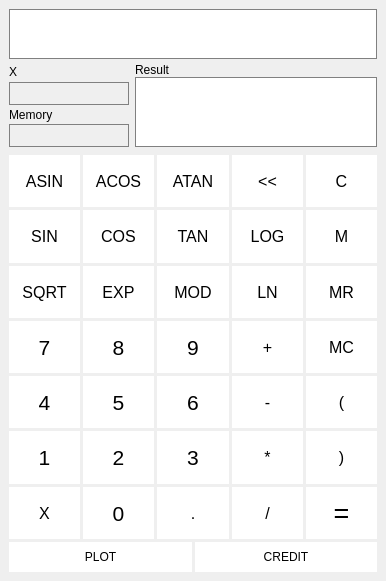
Before: the Qt Designer form gui/mainwindow.ui in lmsnsk/exchange_3, drawn with Qt 5.
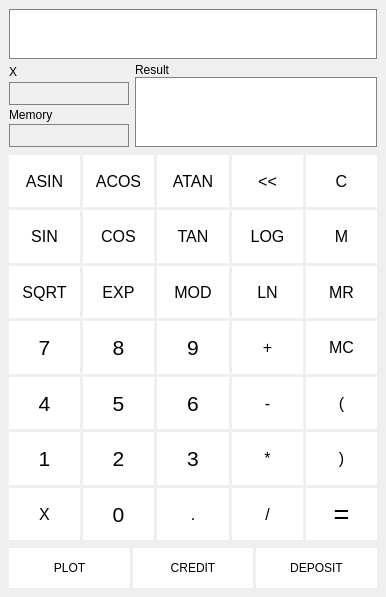
After: the same form once the commit is applied.

The edit to the form file:
```diff
--- a/gui/mainwindow.ui
+++ b/gui/mainwindow.ui
@@ -7,7 +7,7 @@
     <x>0</x>
     <y>0</y>
     <width>386</width>
-    <height>581</height>
+    <height>597</height>
    </rect>
   </property>
   <property name="minimumSize">
@@ -19,7 +19,7 @@
   <property name="maximumSize">
    <size>
     <width>16777215</width>
-    <height>581</height>
+    <height>600</height>
    </size>
   </property>
   <property name="windowTitle">
@@ -1507,6 +1507,22 @@
       </item>
      </layout>
     </item>
+    <item>
+     <spacer name="verticalSpacer_2">
+      <property name="orientation">
+       <enum>Qt::Vertical</enum>
+      </property>
+      <property name="sizeType">
+       <enum>QSizePolicy::Fixed</enum>
+      </property>
+      <property name="sizeHint" stdset="0">
+       <size>
+        <width>20</width>
+        <height>5</height>
+       </size>
+      </property>
+     </spacer>
+    </item>
     <item>
      <layout class="QHBoxLayout" name="horizontalLayout_2">
       <item>
@@ -1520,13 +1536,13 @@
         <property name="minimumSize">
          <size>
           <width>30</width>
-          <height>0</height>
+          <height>40</height>
          </size>
         </property>
         <property name="maximumSize">
          <size>
           <width>16777215</width>
-          <height>30</height>
+          <height>40</height>
          </size>
         </property>
         <property name="text">
@@ -1545,13 +1561,13 @@
         <property name="minimumSize">
          <size>
           <width>0</width>
-          <height>30</height>
+          <height>40</height>
          </size>
         </property>
         <property name="maximumSize">
          <size>
           <width>16777215</width>
-          <height>30</height>
+          <height>40</height>
          </size>
         </property>
         <property name="text">
@@ -1559,6 +1575,31 @@
         </property>
        </widget>
       </item>
+      <item>
+       <widget class="QPushButton" name="depositButton">
+        <property name="sizePolicy">
+         <sizepolicy hsizetype="Minimum" vsizetype="Preferred">
+          <horstretch>0</horstretch>
+          <verstretch>0</verstretch>
+         </sizepolicy>
+        </property>
+        <property name="minimumSize">
+         <size>
+          <width>0</width>
+          <height>40</height>
+         </size>
+        </property>
+        <property name="maximumSize">
+         <size>
+          <width>16777215</width>
+          <height>40</height>
+         </size>
+        </property>
+        <property name="text">
+         <string>DEPOSIT</string>
+        </property>
+       </widget>
+      </item>
      </layout>
     </item>
    </layout>
```
Left out of the diff: 1292 changed lines with no effect on the pictures.
